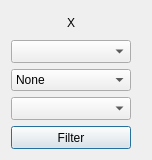
Eomys/SciDataTool, file SciDataTool/GUI/WAxisSelector/WAxisSelector.ui: the form before one commit.
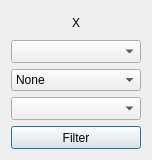
The form after the commit.

The edit to the form file:
```diff
--- a/SciDataTool/GUI/WAxisSelector/WAxisSelector.ui
+++ b/SciDataTool/GUI/WAxisSelector/WAxisSelector.ui
@@ -17,14 +17,14 @@
    <item>
     <widget class="QLabel" name="in_name">
      <property name="sizePolicy">
-      <sizepolicy hsizetype="Fixed" vsizetype="Preferred">
+      <sizepolicy hsizetype="Preferred" vsizetype="Preferred">
        <horstretch>0</horstretch>
        <verstretch>0</verstretch>
       </sizepolicy>
      </property>
      <property name="minimumSize">
       <size>
-       <width>120</width>
+       <width>0</width>
        <height>0</height>
       </size>
      </property>
@@ -45,14 +45,14 @@
    <item>
     <widget class="QComboBox" name="c_axis">
      <property name="sizePolicy">
-      <sizepolicy hsizetype="Fixed" vsizetype="Preferred">
+      <sizepolicy hsizetype="Preferred" vsizetype="Preferred">
        <horstretch>0</horstretch>
        <verstretch>0</verstretch>
       </sizepolicy>
      </property>
      <property name="minimumSize">
       <size>
-       <width>120</width>
+       <width>0</width>
        <height>0</height>
       </size>
      </property>
@@ -67,17 +67,23 @@
    <item>
     <widget class="QComboBox" name="c_action">
      <property name="sizePolicy">
-      <sizepolicy hsizetype="Fixed" vsizetype="Preferred">
+      <sizepolicy hsizetype="Preferred" vsizetype="Preferred">
        <horstretch>0</horstretch>
        <verstretch>0</verstretch>
       </sizepolicy>
      </property>
      <property name="minimumSize">
       <size>
-       <width>120</width>
+       <width>0</width>
        <height>0</height>
       </size>
      </property>
+     <property name="maximumSize">
+      <size>
+       <width>16777215</width>
+       <height>16777215</height>
+      </size>
+     </property>
      <item>
       <property name="text">
        <string>None</string>
@@ -98,14 +104,14 @@
    <item>
     <widget class="QComboBox" name="c_unit">
      <property name="sizePolicy">
-      <sizepolicy hsizetype="Fixed" vsizetype="Preferred">
+      <sizepolicy hsizetype="Preferred" vsizetype="Preferred">
        <horstretch>0</horstretch>
        <verstretch>0</verstretch>
       </sizepolicy>
      </property>
      <property name="minimumSize">
       <size>
-       <width>120</width>
+       <width>0</width>
        <height>0</height>
       </size>
      </property>
@@ -120,17 +126,23 @@
    <item>
     <widget class="QPushButton" name="b_filter">
      <property name="sizePolicy">
-      <sizepolicy hsizetype="Fixed" vsizetype="Preferred">
+      <sizepolicy hsizetype="Preferred" vsizetype="Preferred">
        <horstretch>0</horstretch>
        <verstretch>0</verstretch>
       </sizepolicy>
      </property>
      <property name="minimumSize">
       <size>
-       <width>120</width>
+       <width>0</width>
        <height>0</height>
       </size>
      </property>
+     <property name="maximumSize">
+      <size>
+       <width>16777215</width>
+       <height>16777215</height>
+      </size>
+     </property>
      <property name="text">
       <string>Filter</string>
      </property>
```
